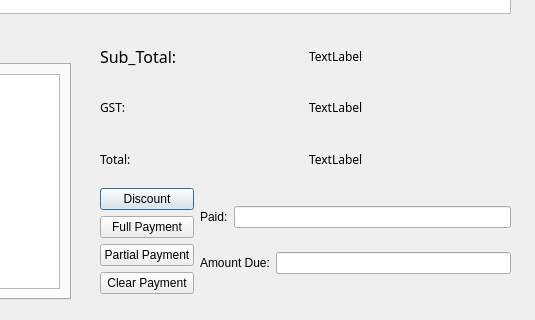
First picture: the form in new_start/UI_File/Add.ui, repository maximustann/Bing_project, before the edit; both pictures show x 400 to 935 and y 557 to 877 of the 935 by 877 pixel window.
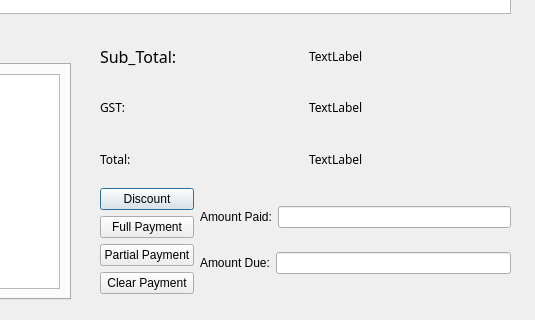
Second picture: the form after the edit.

```diff
--- a/new_start/UI_File/Add.ui
+++ b/new_start/UI_File/Add.ui
@@ -149,7 +149,7 @@
           <item>
            <widget class="QLabel" name="label_20">
             <property name="text">
-             <string>Paid:</string>
+             <string>Amount Paid:</string>
             </property>
            </widget>
           </item>
```
